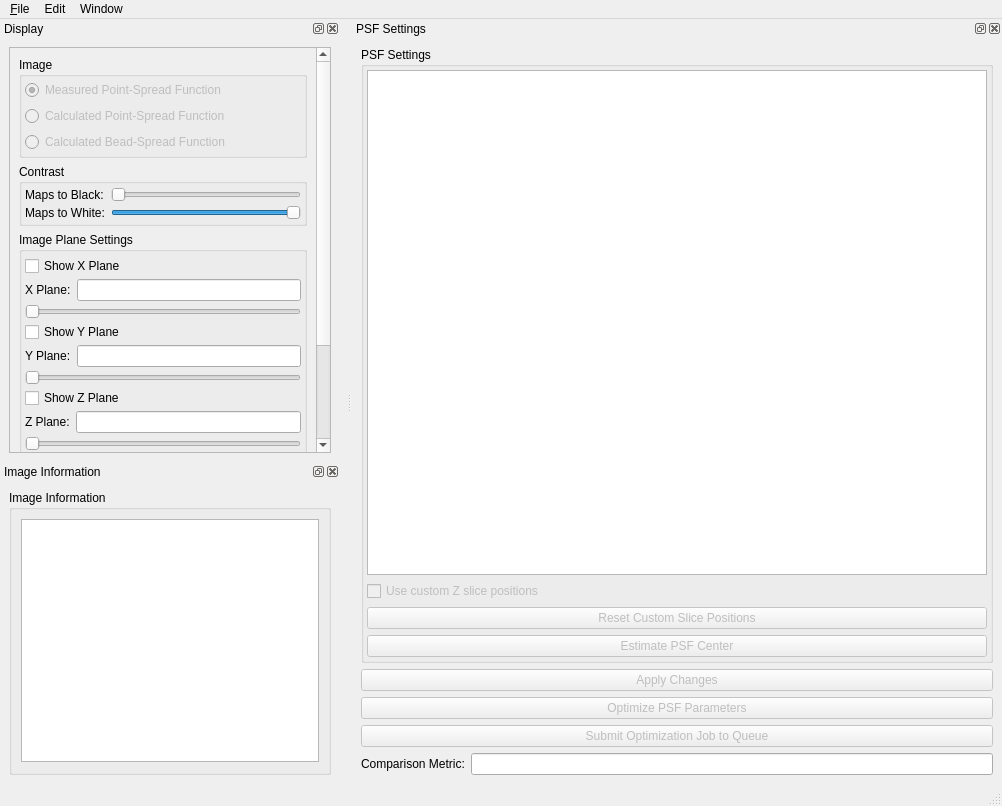
Qt form apps/PSFEstimator/PSFEstimator.ui (CISMM/PSFEstimator) before a commit.
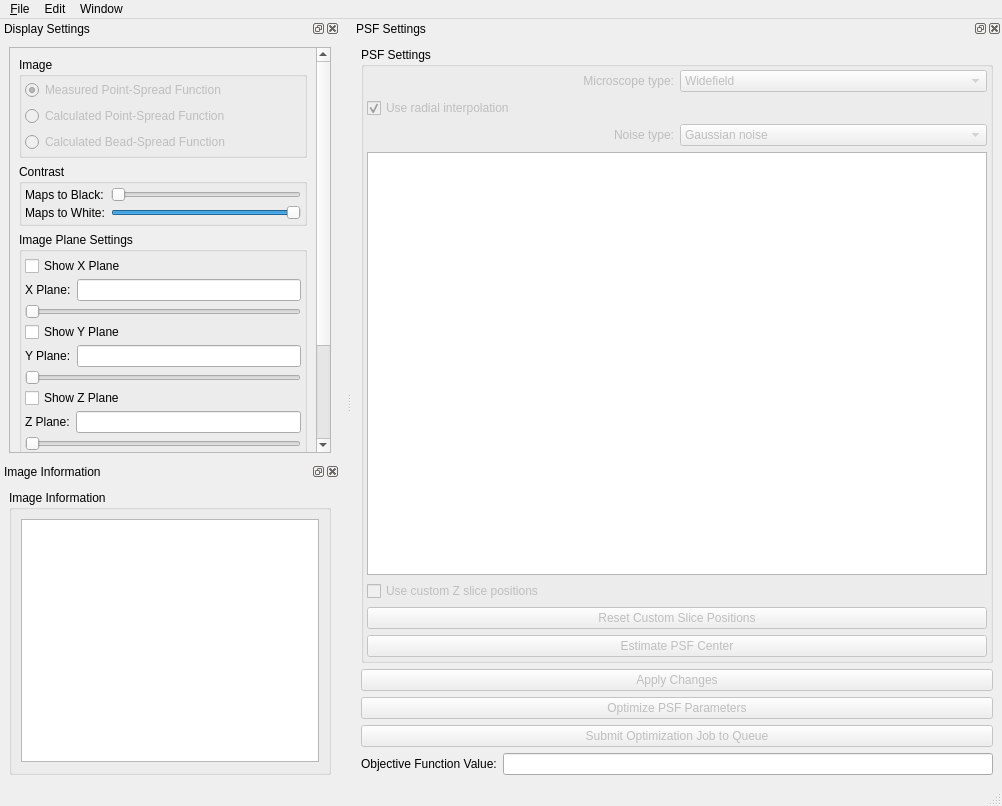
The same form after that commit. Custom widgets are drawn as their Qt base class.

Commit message: Added widgets to select type of PSF and option to use radial interpolation.

```diff
--- a/apps/PSFEstimator/PSFEstimator.ui
+++ b/apps/PSFEstimator/PSFEstimator.ui
@@ -140,7 +140,7 @@
     <set>Qt::LeftDockWidgetArea|Qt::RightDockWidgetArea</set>
    </property>
    <property name="windowTitle">
-    <string>Display</string>
+    <string>Display Settings</string>
    </property>
    <attribute name="dockWidgetArea">
     <number>1</number>
@@ -689,8 +689,8 @@
   <widget class="QDockWidget" name="psfSettingsDockWidget">
    <property name="minimumSize">
     <size>
-     <width>340</width>
-     <height>424</height>
+     <width>271</width>
+     <height>524</height>
     </size>
    </property>
    <property name="allowedAreas">
@@ -713,6 +713,103 @@
         <property name="margin">
          <number>3</number>
         </property>
+        <item>
+         <widget class="QWidget" name="microscopeTypeWidget" native="true">
+          <property name="enabled">
+           <bool>false</bool>
+          </property>
+          <layout class="QHBoxLayout" name="horizontalLayout_9">
+           <property name="margin">
+            <number>0</number>
+           </property>
+           <item>
+            <widget class="QLabel" name="microscopeTypeLabel">
+             <property name="enabled">
+              <bool>false</bool>
+             </property>
+             <property name="text">
+              <string>Microscope type:</string>
+             </property>
+             <property name="alignment">
+              <set>Qt::AlignRight|Qt::AlignTrailing|Qt::AlignVCenter</set>
+             </property>
+            </widget>
+           </item>
+           <item>
+            <widget class="QComboBox" name="microscopeTypeComboBox">
+             <property name="enabled">
+              <bool>false</bool>
+             </property>
+             <item>
+              <property name="text">
+               <string>Widefield</string>
+              </property>
+             </item>
+             <item>
+              <property name="text">
+               <string>Confocal</string>
+              </property>
+             </item>
+            </widget>
+           </item>
+          </layout>
+         </widget>
+        </item>
+        <item>
+         <widget class="QCheckBox" name="useRadialInterpolationCheckBox">
+          <property name="enabled">
+           <bool>false</bool>
+          </property>
+          <property name="text">
+           <string>Use radial interpolation</string>
+          </property>
+          <property name="checked">
+           <bool>true</bool>
+          </property>
+         </widget>
+        </item>
+        <item>
+         <widget class="QWidget" name="noiseTypeWidget" native="true">
+          <property name="enabled">
+           <bool>false</bool>
+          </property>
+          <layout class="QHBoxLayout" name="horizontalLayout_10">
+           <property name="margin">
+            <number>0</number>
+           </property>
+           <item>
+            <widget class="QLabel" name="noiseTypeLabel">
+             <property name="enabled">
+              <bool>false</bool>
+             </property>
+             <property name="text">
+              <string>Noise type:</string>
+             </property>
+             <property name="alignment">
+              <set>Qt::AlignRight|Qt::AlignTrailing|Qt::AlignVCenter</set>
+             </property>
+            </widget>
+           </item>
+           <item>
+            <widget class="QComboBox" name="noiseTypeComboBox">
+             <property name="enabled">
+              <bool>false</bool>
+             </property>
+             <item>
+              <property name="text">
+               <string>Gaussian noise</string>
+              </property>
+             </item>
+             <item>
+              <property name="text">
+               <string>Poisson noise</string>
+              </property>
+             </item>
+            </widget>
+           </item>
+          </layout>
+         </widget>
+        </item>
         <item>
          <widget class="QTableView" name="psfSettingsTableView">
           <property name="minimumSize">
@@ -822,7 +919,7 @@
         <item>
          <widget class="QLabel" name="comparisonMetricLabel">
           <property name="text">
-           <string>Comparison Metric:</string>
+           <string>Objective Function Value:</string>
           </property>
          </widget>
         </item>
```
Left out of the diff: 26 changed lines with no effect on the pictures. The commit also changes 1 other file.
